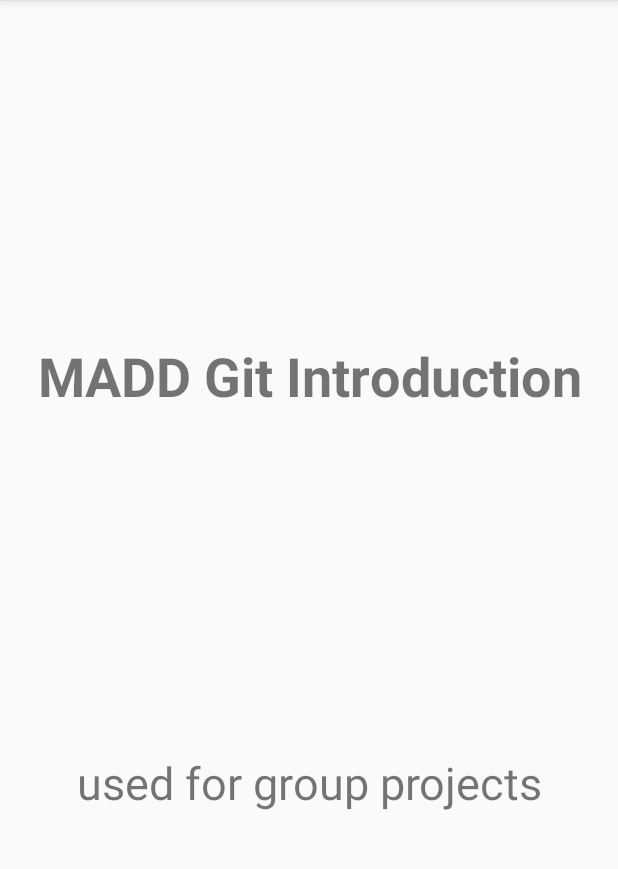
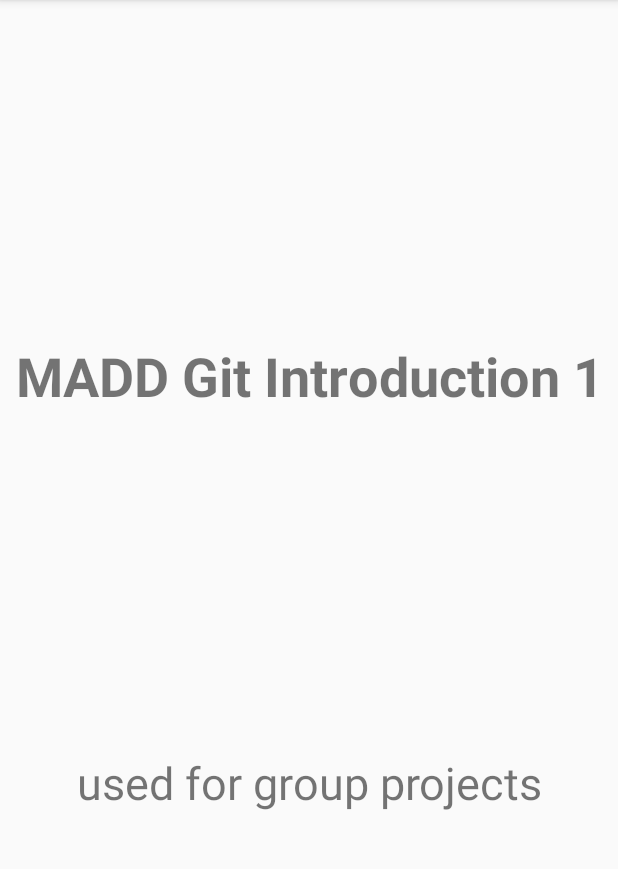
Before and after one commit to gihanigunarathna/MADD2020, an Android app: the screen it shows after launch (MainActivity), on a phone screen of 412 x 824 dp, the part 84-953 px from its top. Run offline under Robolectric (Android 15) with nearby library versions, the phone set to English and light mode, and no system bars.

Commit message:
Changed the name

```diff
--- a/app/src/main/res/values/strings.xml
+++ b/app/src/main/res/values/strings.xml
@@ -1,5 +1,5 @@
 <resources>
     <string name="app_name">MyweekendCode</string>
-    <string name="title">MADD Git Introduction</string>
+    <string name="title">MADD Git Introduction 1</string>
     <string name="sub_title">used for group projects</string>
 </resources>
```
